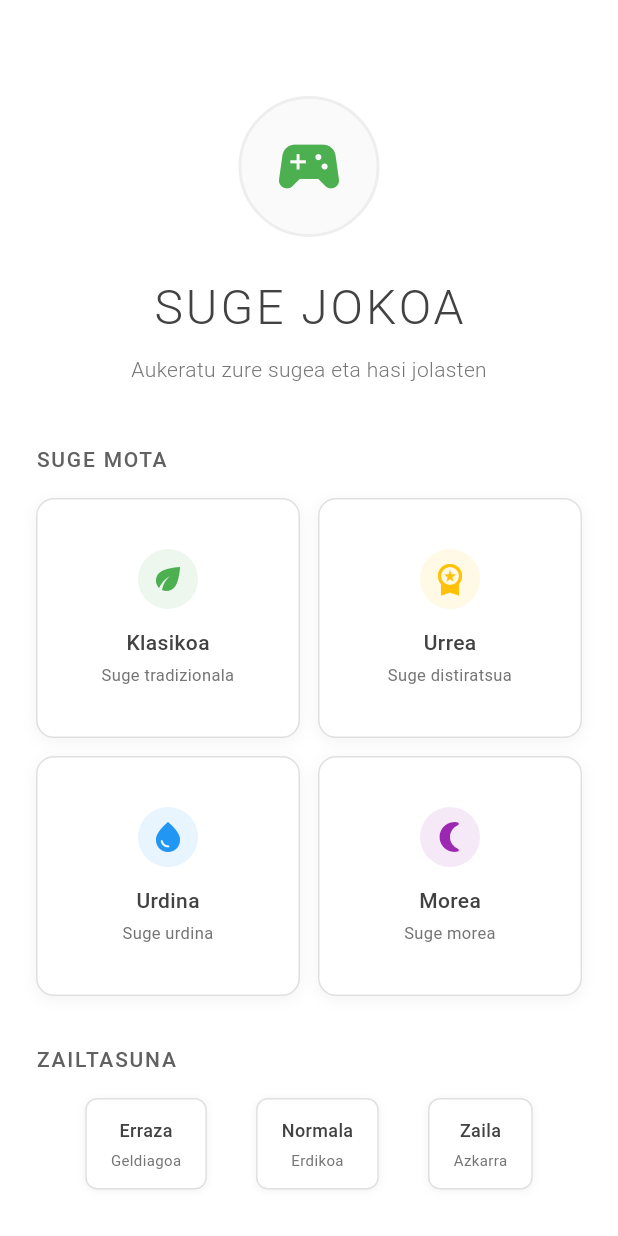
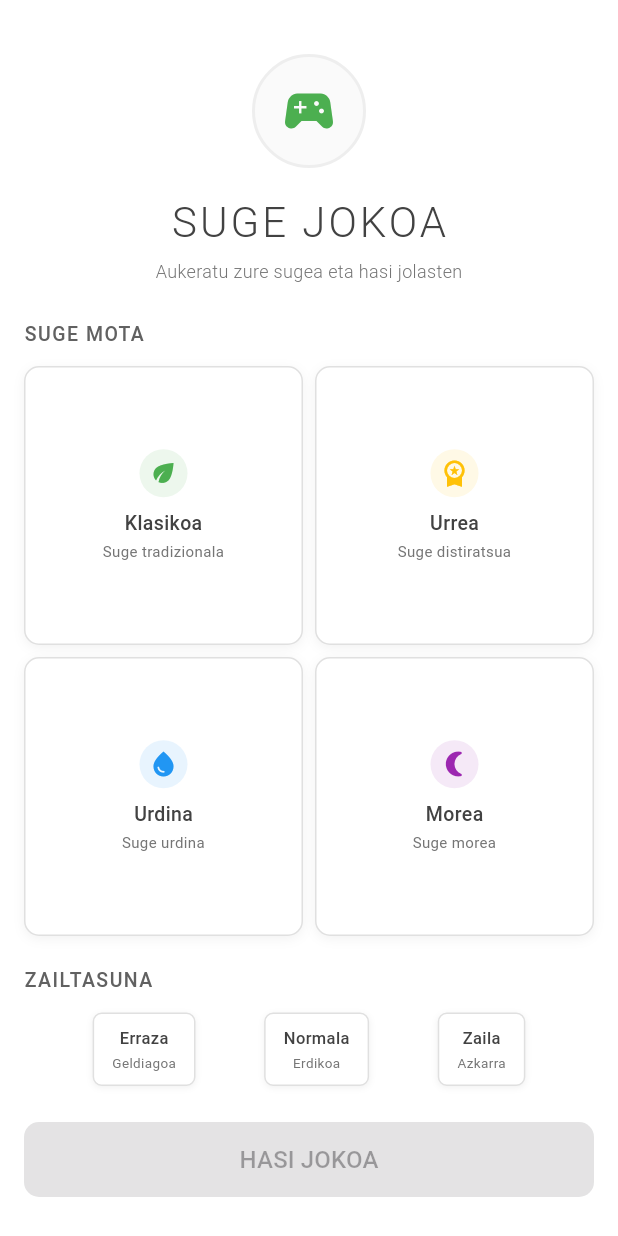
Before and after one commit to AimarAlv316/EkoBanaketa, a Flutter app: the screen it shows after launch, on a phone screen of 412 x 824 dp. Run offline on Flutter 3.47's test engine with Material 3 defaults, Android fonts, the phone set to English and light mode, and no system bars.

```diff
--- a/lib/pantaila_hasi.dart
+++ b/lib/pantaila_hasi.dart
@@ -56,14 +56,14 @@ class _PantailaHasiState extends State<PantailaHasi> {
       body: SafeArea(
         child: SingleChildScrollView(
           child: Padding(
-            padding: EdgeInsets.all(24.0),
+            padding: EdgeInsets.all(16.0), // TXIKITUTA: 24tik 16ra
             child: Column(
               crossAxisAlignment: CrossAxisAlignment.center,
               children: [
-                // Logo eta izenburua
-                SizedBox(height: 40),
+                // Logo eta izenburua - TXIKITUTA
+                SizedBox(height: 20), // TXIKITUTA: 40tik 20ra
                 Container(
-                  padding: EdgeInsets.all(20),
+                  padding: EdgeInsets.all(16), // TXIKITUTA: 20tik 16ra
                   decoration: BoxDecoration(
                     color: Colors.grey[50],
                     shape: BoxShape.circle,
@@ -71,42 +71,42 @@ class _PantailaHasiState extends State<PantailaHasi> {
                   ),
                   child: Icon(
                     Icons.sports_esports,
-                    size: 50,
+                    size: 40, // TXIKITUTA: 50etik 40ra
                     color: Color(0xFF4CAF50),
                   ),
                 ),
-                SizedBox(height: 24),
+                SizedBox(height: 16), // TXIKITUTA: 24tik 16ra
                 Text(
                   'SUGE JOKOA',
                   style: TextStyle(
-                    fontSize: 32,
+                    fontSize: 28, // TXIKITUTA: 32tik 28ra
                     fontWeight: FontWeight.w300,
                     color: Colors.grey[800],
                     letterSpacing: 2,
                   ),
                 ),
-                SizedBox(height: 8),
+                SizedBox(height: 4), // TXIKITUTA: 8tik 4ra
                 Text(
                   'Aukeratu zure sugea eta hasi jolasten',
                   style: TextStyle(
-                    fontSize: 14,
+                    fontSize: 12, // TXIKITUTA: 14etik 12ra
                     color: Colors.grey[600],
                     fontWeight: FontWeight.w300,
                   ),
                 ),
-                SizedBox(height: 40),
+                SizedBox(height: 24), // TXIKITUTA: 40etik 24ra
 
                 // Suge mota aukeraketa
                 _atalBurua('SUGE MOTA'),
-                SizedBox(height: 16),
+                SizedBox(height: 12), // TXIKITUTA: 16tik 12ra
                 GridView.builder(
                   shrinkWrap: true,
                   physics: NeverScrollableScrollPhysics(),
                   gridDelegate: SliverGridDelegateWithFixedCrossAxisCount(
                     crossAxisCount: 2,
-                    crossAxisSpacing: 12,
-                    mainAxisSpacing: 12,
-                    childAspectRatio: 1.1,
+                    crossAxisSpacing: 8, // TXIKITUTA: 12tik 8ra
+                    mainAxisSpacing: 8, // TXIKITUTA: 12tik 8ra
+                    childAspectRatio: 1.0, // TXIKITUTA: 1.1etik 1.0ra
                   ),
                   itemCount: sugeMotak.length,
                   itemBuilder: (context, index) {
@@ -114,11 +114,11 @@ class _PantailaHasiState extends State<PantailaHasi> {
                     return _sugeMotaTxartela(sugeMota);
                   },
                 ),
-                SizedBox(height: 32),
+                SizedBox(height: 20), // TXIKITUTA: 32tik 20ra
 
                 // Zailtasun aukeraketa
                 _atalBurua('ZAILTASUNA'),
-                SizedBox(height: 16),
+                SizedBox(height: 12), // TXIKITUTA: 16tik 12ra
                 Row(
                   mainAxisAlignment: MainAxisAlignment.spaceEvenly,
                   children: zailtasunak.asMap().entries.map((entry) {
@@ -127,12 +127,12 @@ class _PantailaHasiState extends State<PantailaHasi> {
                     return _zailtasunBotoia(zailtasuna, index);
                   }).toList(),
                 ),
-                SizedBox(height: 40),
+                SizedBox(height: 24), // TXIKITUTA: 40etik 24ra
 
-                // Hasi jokoa botoia
+                // Hasi jokoa botoia - GARRANTITSUA: Botoia ikusteko
                 Container(
                   width: double.infinity,
-                  height: 56,
+                  height: 50, // TXIKITUTA: 56tik 50ra
                   child: ElevatedButton(
                     onPressed: aukeratutakoSugeMota != null && aukeratutakoZailtasuna != null
                         ? () {
@@ -151,7 +151,7 @@ class _PantailaHasiState extends State<PantailaHasi> {
                       backgroundColor: aukeratutakoSugeMota?.buruKolorea ?? Color(0xFF4CAF50),
                       foregroundColor: Colors.white,
                       shape: RoundedRectangleBorder(
-                        borderRadius: BorderRadius.circular(12),
+                        borderRadius: BorderRadius.circular(10), // TXIKITUTA: 12tik 10era
                       ),
                       elevation: 2,
                     ),
@@ -164,7 +164,7 @@ class _PantailaHasiState extends State<PantailaHasi> {
                     ),
                   ),
                 ),
-                SizedBox(height: 20),
+                SizedBox(height: 10), // TXIKITUTA: 20tik 10era
               ],
             ),
           ),
@@ -179,10 +179,10 @@ class _PantailaHasiState extends State<PantailaHasi> {
       child: Text(
         izenburua,
         style: TextStyle(
-          fontSize: 14,
+          fontSize: 13, // TXIKITUTA: 14etik 13ra
           fontWeight: FontWeight.w500,
           color: Colors.grey[700],
-          letterSpacing: 1.2,
+          letterSpacing: 1.0, // TXIKITUTA: 1.2tik 1.0ra
         ),
       ),
     );
@@ -201,7 +201,7 @@ class _PantailaHasiState extends State<PantailaHasi> {
         duration: Duration(milliseconds: 200),
         decoration: BoxDecoration(
           color: Colors.white,
-          borderRadius: BorderRadius.circular(12),
+          borderRadius: BorderRadius.circular(10), // TXIKITUTA: 12tik 10era
           border: Border.all(
             color: aukeratuta ? sugeMota.buruKolorea : Colors.grey[300]!,
             width: aukeratuta ? 2 : 1,
@@ -209,18 +209,18 @@ class _PantailaHasiState extends State<PantailaHasi> {
           boxShadow: [
             BoxShadow(
               color: Colors.black.withOpacity(0.05),
-              blurRadius: 8,
+              blurRadius: 6, // TXIKITUTA: 8tik 6ra
               offset: Offset(0, 2),
             ),
           ],
         ),
         child: Padding(
-          padding: EdgeInsets.all(16),
+          padding: EdgeInsets.all(12), // TXIKITUTA: 16tik 12ra
           child: Column(
             mainAxisAlignment: MainAxisAlignment.center,
             children: [
               Container(
-                padding: EdgeInsets.all(8),
+                padding: EdgeInsets.all(6), // TXIKITUTA: 8tik 6ra
                 decoration: BoxDecoration(
                   color: sugeMota.buruKolorea.withOpacity(0.1),
                   shape: BoxShape.circle,
@@ -228,25 +228,25 @@ class _PantailaHasiState extends State<PantailaHasi> {
                 child: Icon(
                   sugeMota.ikonoa,
                   color: sugeMota.buruKolorea,
-                  size: 24,
+                  size: 20, // TXIKITUTA: 24tik 20ra
                 ),
               ),
-              SizedBox(height: 12),
+              SizedBox(height: 8), // TXIKITUTA: 12tik 8ra
               Text(
                 sugeMota.izena,
                 style: TextStyle(
                   color: Colors.grey[800],
                   fontWeight: FontWeight.w500,
-                  fontSize: 14,
+                  fontSize: 13, // TXIKITUTA: 14etik 13ra
                 ),
               ),
-              SizedBox(height: 4),
+              SizedBox(height: 2), // TXIKITUTA: 4tik 2ra
               Text(
                 sugeMota.deskribapena,
                 textAlign: TextAlign.center,
                 style: TextStyle(
                   color: Colors.grey[600],
-                  fontSize: 11,
+                  fontSize: 10, // TXIKITUTA: 11etik 10era
                 ),
               ),
             ],
@@ -268,10 +268,10 @@ class _PantailaHasiState extends State<PantailaHasi> {
       },
       child: AnimatedContainer(
         duration: Duration(milliseconds: 200),
-        padding: EdgeInsets.symmetric(horizontal: 16, vertical: 12),
+        padding: EdgeInsets.symmetric(horizontal: 12, vertical: 8), // TXIKITUTA
         decoration: BoxDecoration(
           color: aukeratuta ? (kolorea ?? Color(0xFF4CAF50)) : Colors.white,
-          borderRadius: BorderRadius.circular(8),
+          borderRadius: BorderRadius.circular(6), // TXIKITUTA: 8tik 6ra
           border: Border.all(
             color: aukeratuta ? (kolorea ?? Color(0xFF4CAF50)) : Colors.grey[300]!,
             width: 1,
@@ -279,7 +279,7 @@ class _PantailaHasiState extends State<PantailaHasi> {
           boxShadow: [
             BoxShadow(
               color: Colors.black.withOpacity(0.05),
-              blurRadius: 4,
+              blurRadius: 3, // TXIKITUTA: 4tik 3ra
               offset: Offset(0, 1),
             ),
           ],
@@ -292,15 +292,15 @@ class _PantailaHasiState extends State<PantailaHasi> {
               style: TextStyle(
                 color: aukeratuta ? Colors.white : Colors.grey[800],
                 fontWeight: FontWeight.w500,
-                fontSize: 12,
+                fontSize: 11, // TXIKITUTA: 12tik 11ra
               ),
             ),
-            SizedBox(height: 4),
+            SizedBox(height: 2), // TXIKITUTA: 4tik 2ra
             Text(
               zailtasuna['deskribapena'],
               style: TextStyle(
                 color: aukeratuta ? Colors.white.withOpacity(0.8) : Colors.grey[600],
-                fontSize: 10,
+                fontSize: 9, // TXIKITUTA: 10etik 9ra
               ),
             ),
           ],
```
